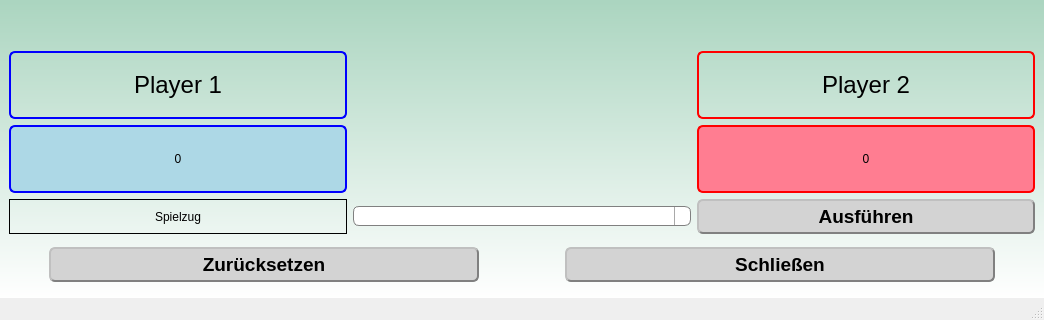
Above: client/mainwindow.ui from pprzidal/rps-multiplayer before the change; both pictures show x 0 to 1044 and y 525 to 845 of the 1044 by 845 pixel window. Below: the same form after it.
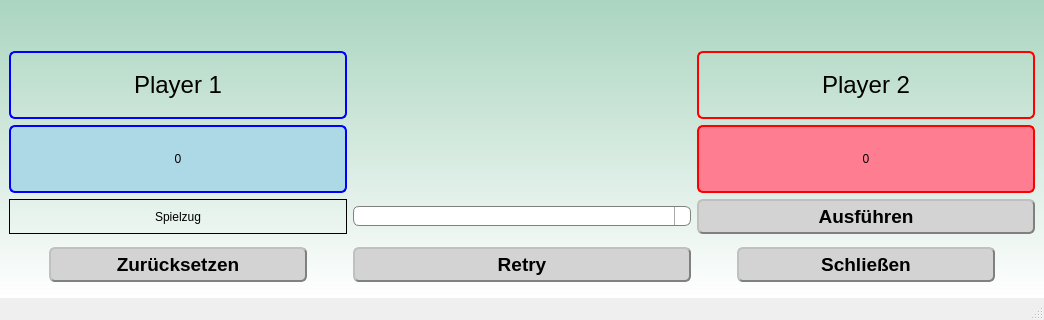
That is the form after the change. Icons and pictures are not drawn.

Commit message: retry button, message when opponent joined

Diff of the .ui file:
```diff
--- a/client/mainwindow.ui
+++ b/client/mainwindow.ui
@@ -206,9 +206,192 @@
   <widget class="QWidget" name="centralwidget">
    <property name="palette">
     <palette>
-     <active/>
-     <inactive/>
-     <disabled/>
+     <active>
+      <colorrole role="Button">
+       <brush brushstyle="LinearGradientPattern">
+        <gradient startx="0.000000000000000" starty="0.000000000000000" endx="0.000000000000000" endy="1.000000000000000" type="LinearGradient" spread="PadSpread" coordinatemode="ObjectBoundingMode">
+         <gradientstop position="0.269663000000000">
+          <color alpha="255">
+           <red>85</red>
+           <green>170</green>
+           <blue>127</blue>
+          </color>
+         </gradientstop>
+         <gradientstop position="1.000000000000000">
+          <color alpha="255">
+           <red>255</red>
+           <green>255</green>
+           <blue>255</blue>
+          </color>
+         </gradientstop>
+        </gradient>
+       </brush>
+      </colorrole>
+      <colorrole role="Base">
+       <brush brushstyle="LinearGradientPattern">
+        <gradient startx="0.000000000000000" starty="0.000000000000000" endx="0.000000000000000" endy="1.000000000000000" type="LinearGradient" spread="PadSpread" coordinatemode="ObjectBoundingMode">
+         <gradientstop position="0.269663000000000">
+          <color alpha="255">
+           <red>85</red>
+           <green>170</green>
+           <blue>127</blue>
+          </color>
+         </gradientstop>
+         <gradientstop position="1.000000000000000">
+          <color alpha="255">
+           <red>255</red>
+           <green>255</green>
+           <blue>255</blue>
+          </color>
+         </gradientstop>
+        </gradient>
+       </brush>
+      </colorrole>
+      <colorrole role="Window">
+       <brush brushstyle="LinearGradientPattern">
+        <gradient startx="0.000000000000000" starty="0.000000000000000" endx="0.000000000000000" endy="1.000000000000000" type="LinearGradient" spread="PadSpread" coordinatemode="ObjectBoundingMode">
+         <gradientstop position="0.269663000000000">
+          <color alpha="255">
+           <red>85</red>
+           <green>170</green>
+           <blue>127</blue>
+          </color>
+         </gradientstop>
+         <gradientstop position="1.000000000000000">
+          <color alpha="255">
+           <red>255</red>
+           <green>255</green>
+           <blue>255</blue>
+          </color>
+         </gradientstop>
+        </gradient>
+       </brush>
+      </colorrole>
+     </active>
+     <inactive>
+      <colorrole role="Button">
+       <brush brushstyle="LinearGradientPattern">
+        <gradient startx="0.000000000000000" starty="0.000000000000000" endx="0.000000000000000" endy="1.000000000000000" type="LinearGradient" spread="PadSpread" coordinatemode="ObjectBoundingMode">
+         <gradientstop position="0.269663000000000">
+          <color alpha="255">
+           <red>85</red>
+           <green>170</green>
+           <blue>127</blue>
+          </color>
+         </gradientstop>
+         <gradientstop position="1.000000000000000">
+          <color alpha="255">
+           <red>255</red>
+           <green>255</green>
+           <blue>255</blue>
+          </color>
+         </gradientstop>
+        </gradient>
+       </brush>
+      </colorrole>
+      <colorrole role="Base">
+       <brush brushstyle="LinearGradientPattern">
+        <gradient startx="0.000000000000000" starty="0.000000000000000" endx="0.000000000000000" endy="1.000000000000000" type="LinearGradient" spread="PadSpread" coordinatemode="ObjectBoundingMode">
+         <gradientstop position="0.269663000000000">
+          <color alpha="255">
+           <red>85</red>
+           <green>170</green>
+           <blue>127</blue>
+          </color>
+         </gradientstop>
+         <gradientstop position="1.000000000000000">
+          <color alpha="255">
+           <red>255</red>
+           <green>255</green>
+           <blue>255</blue>
+          </color>
+         </gradientstop>
+        </gradient>
+       </brush>
+      </colorrole>
+      <colorrole role="Window">
+       <brush brushstyle="LinearGradientPattern">
+        <gradient startx="0.000000000000000" starty="0.000000000000000" endx="0.000000000000000" endy="1.000000000000000" type="LinearGradient" spread="PadSpread" coordinatemode="ObjectBoundingMode">
+         <gradientstop position="0.269663000000000">
+          <color alpha="255">
+           <red>85</red>
+           <green>170</green>
+           <blue>127</blue>
+          </color>
+         </gradientstop>
+         <gradientstop position="1.000000000000000">
+          <color alpha="255">
+           <red>255</red>
+           <green>255</green>
+           <blue>255</blue>
+          </color>
+         </gradientstop>
+        </gradient>
+       </brush>
+      </colorrole>
+     </inactive>
+     <disabled>
+      <colorrole role="Button">
+       <brush brushstyle="LinearGradientPattern">
+        <gradient startx="0.000000000000000" starty="0.000000000000000" endx="0.000000000000000" endy="1.000000000000000" type="LinearGradient" spread="PadSpread" coordinatemode="ObjectBoundingMode">
+         <gradientstop position="0.269663000000000">
+          <color alpha="255">
+           <red>85</red>
+           <green>170</green>
+           <blue>127</blue>
+          </color>
+         </gradientstop>
+         <gradientstop position="1.000000000000000">
+          <color alpha="255">
+           <red>255</red>
+           <green>255</green>
+           <blue>255</blue>
+          </color>
+         </gradientstop>
+        </gradient>
+       </brush>
+      </colorrole>
+      <colorrole role="Base">
+       <brush brushstyle="LinearGradientPattern">
+        <gradient startx="0.000000000000000" starty="0.000000000000000" endx="0.000000000000000" endy="1.000000000000000" type="LinearGradient" spread="PadSpread" coordinatemode="ObjectBoundingMode">
+         <gradientstop position="0.269663000000000">
+          <color alpha="255">
+           <red>85</red>
+           <green>170</green>
+           <blue>127</blue>
+          </color>
+         </gradientstop>
+         <gradientstop position="1.000000000000000">
+          <color alpha="255">
+           <red>255</red>
+           <green>255</green>
+           <blue>255</blue>
+          </color>
+         </gradientstop>
+        </gradient>
+       </brush>
+      </colorrole>
+      <colorrole role="Window">
+       <brush brushstyle="LinearGradientPattern">
+        <gradient startx="0.000000000000000" starty="0.000000000000000" endx="0.000000000000000" endy="1.000000000000000" type="LinearGradient" spread="PadSpread" coordinatemode="ObjectBoundingMode">
+         <gradientstop position="0.269663000000000">
+          <color alpha="255">
+           <red>85</red>
+           <green>170</green>
+           <blue>127</blue>
+          </color>
+         </gradientstop>
+         <gradientstop position="1.000000000000000">
+          <color alpha="255">
+           <red>255</red>
+           <green>255</green>
+           <blue>255</blue>
+          </color>
+         </gradientstop>
+        </gradient>
+       </brush>
+      </colorrole>
+     </disabled>
     </palette>
    </property>
    <property name="autoFillBackground">
@@ -414,6 +597,19 @@
         </property>
        </widget>
       </item>
+      <item>
+       <widget class="QPushButton" name="pb_retry">
+        <property name="font">
+         <font>
+          <pointsize>14</pointsize>
+          <bold>true</bold>
+         </font>
+        </property>
+        <property name="text">
+         <string>Retry</string>
+        </property>
+       </widget>
+      </item>
       <item>
        <widget class="QPushButton" name="pb_close">
         <property name="font">
```
Left out of the diff: 2 changed lines with no effect on the pictures. The commit also changes 4 other files.
